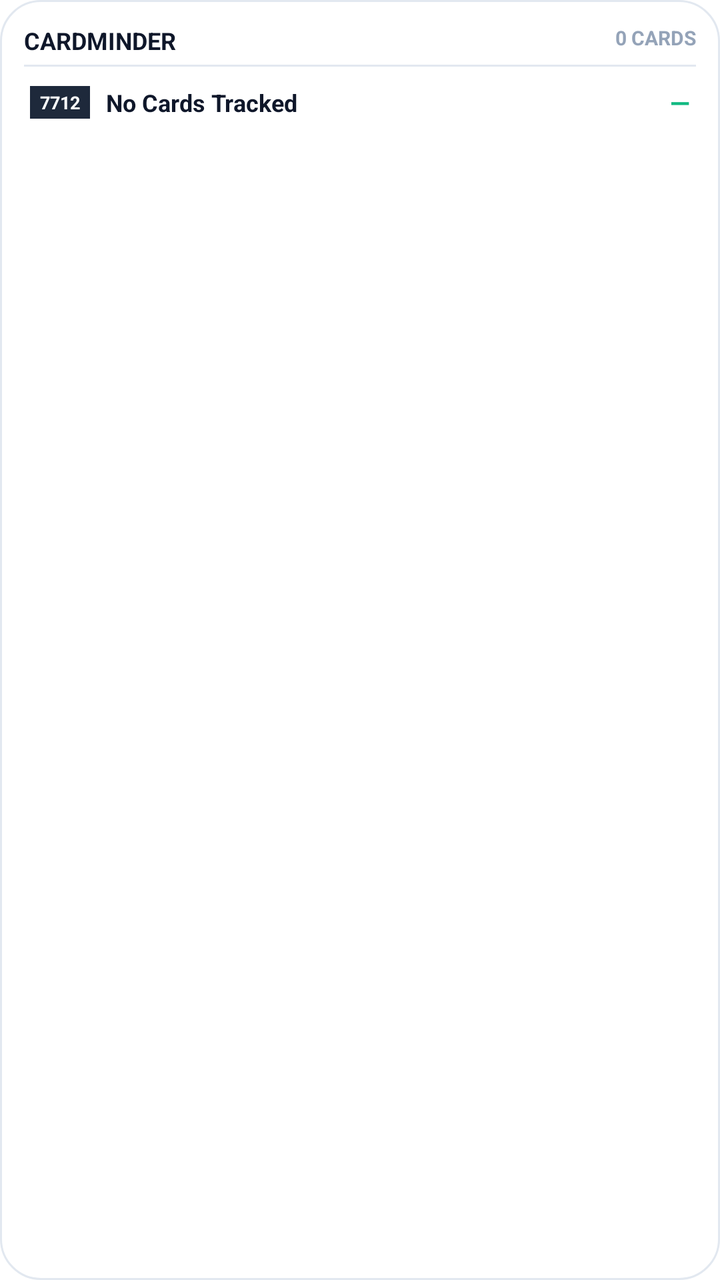
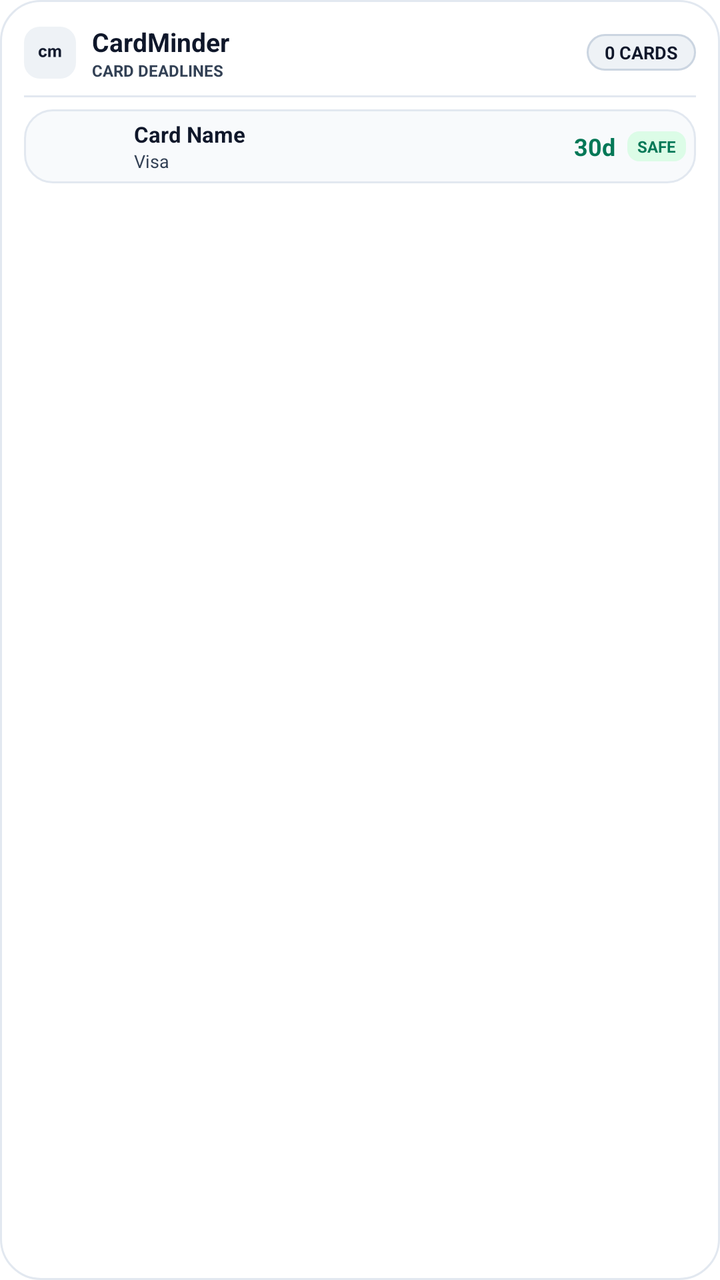

Two renders of the same Android screen: before a commit and after it. Below are the layout's source before the change and the commit's diff.
<!-- AndroidManifest.xml: fallback theme Theme.MaterialComponents.DayNight.NoActionBar -->
<!-- res/layout/card_minder_widget.xml -->
<?xml version="1.0" encoding="utf-8"?>
<LinearLayout xmlns:android="http://schemas.android.com/apk/res/android"
    android:id="@+id/widget_container"
    android:layout_width="match_parent"
    android:layout_height="match_parent"
    android:background="@drawable/widget_background"
    android:orientation="vertical"
    android:padding="12dp">

    
    <RelativeLayout
        android:layout_width="match_parent"
        android:layout_height="wrap_content">

        <TextView
            android:id="@+id/widget_title"
            android:layout_width="wrap_content"
            android:layout_height="wrap_content"
            android:layout_alignParentLeft="true"
            android:text="CARDMINDER"
            android:textColor="#0F172A"
            android:textSize="12sp"
            android:textStyle="bold" />

        <TextView
            android:id="@+id/widget_cards_count_label"
            android:layout_width="wrap_content"
            android:layout_height="wrap_content"
            android:layout_alignParentRight="true"
            android:text="0 CARDS"
            android:textColor="#94A3B8"
            android:textSize="10sp"
            android:textStyle="bold" />
    </RelativeLayout>

    <FrameLayout
        android:layout_width="match_parent"
        android:layout_height="1dp"
        android:layout_marginTop="4dp"
        android:layout_marginBottom="6dp"
        android:background="#E2E8F0" />

    
    <LinearLayout
        android:id="@+id/widget_cards_list_container"
        android:layout_width="match_parent"
        android:layout_height="match_parent"
        android:orientation="vertical">

        
        <LinearLayout
            android:id="@+id/widget_row_1"
            android:layout_width="match_parent"
            android:layout_height="wrap_content"
            android:layout_marginBottom="3dp"
            android:gravity="center_vertical"
            android:orientation="horizontal"
            android:padding="3dp">

            <TextView
                android:id="@+id/widget_digits_1"
                android:layout_width="wrap_content"
                android:layout_height="wrap_content"
                android:background="#1E293B"
                android:paddingLeft="5dp"
                android:paddingTop="2dp"
                android:paddingRight="5dp"
                android:paddingBottom="2dp"
                android:text="7712"
                android:textColor="#FFFFFF"
                android:textSize="9sp"
                android:textStyle="bold" />

            <TextView
                android:id="@+id/widget_name_1"
                android:layout_width="0dp"
                android:layout_height="wrap_content"
                android:layout_weight="1"
                android:ellipsize="end"
                android:maxLines="1"
                android:paddingLeft="8dp"
                android:text="No Cards Tracked"
                android:textColor="#0F172A"
                android:textSize="12sp"
                android:textStyle="bold" />

            <TextView
                android:id="@+id/widget_days_1"
                android:layout_width="wrap_content"
                android:layout_height="wrap_content"
                android:text="—"
                android:textColor="#10B981"
                android:textSize="13sp"
                android:textStyle="bold" />
        </LinearLayout>

        
        <LinearLayout
            android:id="@+id/widget_row_2"
            android:layout_width="match_parent"
            android:layout_height="wrap_content"
            android:layout_marginBottom="3dp"
            android:gravity="center_vertical"
            android:orientation="horizontal"
            android:padding="3dp"
            android:visibility="gone">

            <TextView
                android:id="@+id/widget_digits_2"
                android:layout_width="wrap_content"
                android:layout_height="wrap_content"
                android:background="#1E293B"
                android:paddingLeft="5dp"
                android:paddingTop="2dp"
                android:paddingRight="5dp"
                android:paddingBottom="2dp"
                android:text="4821"
                android:textColor="#FFFFFF"
                android:textSize="9sp"
                android:textStyle="bold" />

            <TextView
                android:id="@+id/widget_name_2"
                android:layout_width="0dp"
                android:layout_height="wrap_content"
                android:layout_weight="1"
                android:ellipsize="end"
                android:maxLines="1"
                android:paddingLeft="8dp"
                android:text=""
                android:textColor="#0F172A"
                android:textSize="12sp"
                android:textStyle="bold" />

            <TextView
                android:id="@+id/widget_days_2"
                android:layout_width="wrap_content"
                android:layout_height="wrap_content"
                android:text=""
                android:textColor="#EF4444"
                android:textSize="13sp"
                android:textStyle="bold" />
        </LinearLayout>

        
        <LinearLayout
            android:id="@+id/widget_row_3"
            android:layout_width="match_parent"
            android:layout_height="wrap_content"
            android:layout_marginBottom="3dp"
            android:gravity="center_vertical"
            android:orientation="horizontal"
            android:padding="3dp"
            android:visibility="gone">

            <TextView
                android:id="@+id/widget_digits_3"
                android:layout_width="wrap_content"
                android:layout_height="wrap_content"
                android:background="#1E293B"
                android:paddingLeft="5dp"
                android:paddingTop="2dp"
                android:paddingRight="5dp"
                android:paddingBottom="2dp"
                android:text="3306"
                android:textColor="#FFFFFF"
                android:textSize="9sp"
                android:textStyle="bold" />

            <TextView
                android:id="@+id/widget_name_3"
                android:layout_width="0dp"
                android:layout_height="wrap_content"
                android:layout_weight="1"
                android:ellipsize="end"
                android:maxLines="1"
                android:paddingLeft="8dp"
                android:text=""
                android:textColor="#0F172A"
                android:textSize="12sp"
                android:textStyle="bold" />

            <TextView
                android:id="@+id/widget_days_3"
                android:layout_width="wrap_content"
                android:layout_height="wrap_content"
                android:text=""
                android:textColor="#10B981"
                android:textSize="13sp"
                android:textStyle="bold" />
        </LinearLayout>

        
        <LinearLayout
            android:id="@+id/widget_row_4"
            android:layout_width="match_parent"
            android:layout_height="wrap_content"
            android:layout_marginBottom="3dp"
            android:gravity="center_vertical"
            android:orientation="horizontal"
            android:padding="3dp"
            android:visibility="gone">

            <TextView
                android:id="@+id/widget_digits_4"
                android:layout_width="wrap_content"
                android:layout_height="wrap_content"
                android:background="#1E293B"
                android:paddingLeft="5dp"
                android:paddingTop="2dp"
                android:paddingRight="5dp"
                android:paddingBottom="2dp"
                android:text="0000"
                android:textColor="#FFFFFF"
                android:textSize="9sp"
                android:textStyle="bold" />

            <TextView
                android:id="@+id/widget_name_4"
                android:layout_width="0dp"
                android:layout_height="wrap_content"
                android:layout_weight="1"
                android:ellipsize="end"
                android:maxLines="1"
                android:paddingLeft="8dp"
                android:text=""
                android:textColor="#0F172A"
                android:textSize="12sp"
                android:textStyle="bold" />

            <TextView
                android:id="@+id/widget_days_4"
                android:layout_width="wrap_content"
                android:layout_height="wrap_content"
                android:text=""
                android:textColor="#10B981"
                android:textSize="13sp"
                android:textStyle="bold" />
        </LinearLayout>

        
        <LinearLayout
            android:id="@+id/widget_row_5"
            android:layout_width="match_parent"
            android:layout_height="wrap_content"
            android:layout_marginBottom="3dp"
            android:gravity="center_vertical"
            android:orientation="horizontal"
            android:padding="3dp"
            android:visibility="gone">

            <TextView
                android:id="@+id/widget_digits_5"
                android:layout_width="wrap_content"
                android:layout_height="wrap_content"
                android:background="#1E293B"
                android:paddingLeft="5dp"
                android:paddingTop="2dp"
                android:paddingRight="5dp"
                android:paddingBottom="2dp"
                android:text="0000"
                android:textColor="#FFFFFF"
                android:textSize="9sp"
                android:textStyle="bold" />

            <TextView
                android:id="@+id/widget_name_5"
                android:layout_width="0dp"
                android:layout_height="wrap_content"
                android:layout_weight="1"
                android:ellipsize="end"
                android:maxLines="1"
                android:paddingLeft="8dp"
                android:text=""
                android:textColor="#0F172A"
                android:textSize="12sp"
                android:textStyle="bold" />

            <TextView
                android:id="@+id/widget_days_5"
                android:layout_width="wrap_content"
                android:layout_height="wrap_content"
                android:text=""
                android:textColor="#10B981"
                android:textSize="13sp"
                android:textStyle="bold" />
        </LinearLayout>
    </LinearLayout>
</LinearLayout>
<!-- resources referenced by this layout -->
<resources>
  <!-- drawable widget_background (drawable) -->
  <?xml version="1.0" encoding="utf-8"?>
  <shape xmlns:android="http://schemas.android.com/apk/res/android"
      android:shape="rectangle">
      <solid android:color="#FFFFFF" />
      <corners android:radius="20dp" />
      <stroke
          android:width="1dp"
          android:color="#E2E8F0" />
  </shape>
</resources>

<!-- the commit's change to res/layout/card_minder_widget.xml (unified diff, before → after) -->
@@ -9,36 +9,124 @@
 
     
     <RelativeLayout
+        android:id="@+id/widget_header"
         android:layout_width="match_parent"
-        android:layout_height="wrap_content">
-
-        <TextView
-            android:id="@+id/widget_title"
+        android:layout_height="wrap_content"
+        android:gravity="center_vertical">
+
+        
+        <LinearLayout
             android:layout_width="wrap_content"
             android:layout_height="wrap_content"
             android:layout_alignParentLeft="true"
-            android:text="CARDMINDER"
-            android:textColor="#0F172A"
-            android:textSize="12sp"
-            android:textStyle="bold" />
-
+            android:layout_centerVertical="true"
+            android:gravity="center_vertical"
+            android:orientation="horizontal">
+
+            <FrameLayout
+                android:id="@+id/widget_header_icon_container"
+                android:layout_width="26dp"
+                android:layout_height="26dp"
+                android:background="@drawable/widget_header_icon_bg">
+
+                <ImageView
+                    android:id="@+id/widget_header_icon"
+                    android:layout_width="16dp"
+                    android:layout_height="16dp"
+                    android:layout_gravity="center"
+                    android:src="@drawable/ic_notification"
+                    android:tint="@color/widget_icon_tint" />
+            </FrameLayout>
+
+            <LinearLayout
+                android:layout_width="wrap_content"
+                android:layout_height="wrap_content"
+                android:layout_marginLeft="8dp"
+                android:orientation="vertical">
+
+                <TextView
+                    android:id="@+id/widget_title"
+                    android:layout_width="wrap_content"
+                    android:layout_height="wrap_content"
+                    android:text="CardMinder"
+                    android:textColor="@color/widget_header_title"
+                    android:textSize="13sp"
+                    android:textStyle="bold" />
+
+                <TextView
+                    android:id="@+id/widget_tracker_tag"
+                    android:layout_width="wrap_content"
+                    android:layout_height="wrap_content"
+                    android:text="CARD DEADLINES"
+                    android:textColor="@color/widget_header_subtitle"
+                    android:textSize="8sp"
+                    android:textStyle="bold" />
+            </LinearLayout>
+        </LinearLayout>
+
+        
         <TextView
             android:id="@+id/widget_cards_count_label"
             android:layout_width="wrap_content"
             android:layout_height="wrap_content"
             android:layout_alignParentRight="true"
+            android:layout_centerVertical="true"
+            android:background="@drawable/widget_count_badge_bg"
+            android:paddingLeft="9dp"
+            android:paddingTop="3dp"
+            android:paddingRight="9dp"
+            android:paddingBottom="3dp"
             android:text="0 CARDS"
-            android:textColor="#94A3B8"
-            android:textSize="10sp"
+            android:textColor="@color/widget_badge_text"
+            android:textSize="9sp"
             android:textStyle="bold" />
     </RelativeLayout>
 
+    
     <FrameLayout
+        android:id="@+id/widget_divider"
         android:layout_width="match_parent"
         android:layout_height="1dp"
-        android:layout_marginTop="4dp"
+        android:layout_marginTop="7dp"
         android:layout_marginBottom="6dp"
-        android:background="#E2E8F0" />
+        android:background="@color/widget_divider" />
+
+    
+    <LinearLayout
+        android:id="@+id/widget_empty_container"
+        android:layout_width="match_parent"
+        android:layout_height="match_parent"
+        android:gravity="center"
+        android:orientation="vertical"
+        android:padding="8dp"
+        android:visibility="gone">
+
+        <ImageView
+            android:id="@+id/widget_empty_icon"
+            android:layout_width="32dp"
+            android:layout_height="32dp"
+            android:src="@drawable/ic_notification"
+            android:tint="@color/widget_icon_tint" />
+
+        <TextView
+            android:id="@+id/widget_empty_title"
+            android:layout_width="wrap_content"
+            android:layout_height="wrap_content"
+            android:layout_marginTop="6dp"
+            android:text="All cards are active"
+            android:textColor="@color/widget_text_primary"
+            android:textSize="12sp"
+            android:textStyle="bold" />
+
+        <TextView
+            android:id="@+id/widget_empty_subtitle"
+            android:layout_width="wrap_content"
+            android:layout_height="wrap_content"
+            android:layout_marginTop="2dp"
+            android:text="Tap to manage your cards"
+            android:textColor="@color/widget_empty_text"
+            android:textSize="10sp" />
+    </LinearLayout>
 
     
     <LinearLayout
@@ -52,46 +140,78 @@
             android:id="@+id/widget_row_1"
             android:layout_width="match_parent"
             android:layout_height="wrap_content"
-            android:layout_marginBottom="3dp"
+            android:layout_marginBottom="4dp"
+            android:background="@drawable/widget_card_item_bg"
             android:gravity="center_vertical"
             android:orientation="horizontal"
-            android:padding="3dp">
-
-            <TextView
-                android:id="@+id/widget_digits_1"
+            android:padding="5dp">
+
+            <ImageView
+                android:id="@+id/widget_card_image_1"
+                android:layout_width="42dp"
+                android:layout_height="26dp"
+                android:scaleType="fitCenter" />
+
+            <LinearLayout
+                android:layout_width="0dp"
+                android:layout_height="wrap_content"
+                android:layout_weight="1"
+                android:orientation="vertical"
+                android:paddingLeft="8dp"
+                android:paddingRight="6dp">
+
+                <TextView
+                    android:id="@+id/widget_name_1"
+                    android:layout_width="match_parent"
+                    android:layout_height="wrap_content"
+                    android:ellipsize="end"
+                    android:maxLines="1"
+                    android:text="Card Name"
+                    android:textColor="@color/widget_text_primary"
+                    android:textSize="11sp"
+                    android:textStyle="bold" />
+
+                <TextView
+                    android:id="@+id/widget_subtitle_1"
+                    android:layout_width="match_parent"
+                    android:layout_height="wrap_content"
+                    android:ellipsize="end"
+                    android:maxLines="1"
+                    android:text="Visa"
+                    android:textColor="@color/widget_text_secondary"
+                    android:textSize="9sp" />
+            </LinearLayout>
+
+            <LinearLayout
                 android:layout_width="wrap_content"
                 android:layout_height="wrap_content"
-                android:background="#1E293B"
-                android:paddingLeft="5dp"
-                android:paddingTop="2dp"
-                android:paddingRight="5dp"
-                android:paddingBottom="2dp"
-                android:text="7712"
-                android:textColor="#FFFFFF"
-                android:textSize="9sp"
-                android:textStyle="bold" />
-
-            <TextView
-                android:id="@+id/widget_name_1"
-                android:layout_width="0dp"
-                android:layout_height="wrap_content"
-                android:layout_weight="1"
-                android:ellipsize="end"
-                android:maxLines="1"
-                android:paddingLeft="8dp"
-                android:text="No Cards Tracked"
-                android:textColor="#0F172A"
-                android:textSize="12sp"
-                android:textStyle="bold" />
-
-            <TextView
-                android:id="@+id/widget_days_1"
-                android:layout_width="wrap_content"
-                android:layout_height="wrap_content"
-                android:text="—"
-                android:textColor="#10B981"
-                android:textSize="13sp"
-                android:textStyle="bold" />
+                android:gravity="center_vertical|right"
+                android:orientation="horizontal">
+
+                <TextView
+                    android:id="@+id/widget_days_1"
+                    android:layout_width="wrap_content"
+                    android:layout_height="wrap_content"
+                    android:layout_marginRight="6dp"
+                    android:text="30d"
+                    android:textColor="@color/widget_status_safe_text"
+                    android:textSize="12sp"
+                    android:textStyle="bold" />
+
+                <TextView
+                    android:id="@+id/widget_status_1"
+                    android:layout_width="wrap_content"
+                    android:layout_height="wrap_content"
+                    android:background="@drawable/widget_badge_safe"
+                    android:paddingLeft="5dp"
+                    android:paddingTop="2dp"
+                    android:paddingRight="5dp"
+                    android:paddingBottom="2dp"
+                    android:text="SAFE"
+                    android:textColor="@color/widget_status_safe_text"
+                    android:textSize="8sp"
+                    android:textStyle="bold" />
+            </LinearLayout>
         </LinearLayout>
 
         
@@ -99,47 +219,79 @@
             android:id="@+id/widget_row_2"
             android:layout_width="match_parent"
             android:layout_height="wrap_content"
-            android:layout_marginBottom="3dp"
+            android:layout_marginBottom="4dp"
+            android:background="@drawable/widget_card_item_bg"
             android:gravity="center_vertical"
             android:orientation="horizontal"
-            android:padding="3dp"
+            android:padding="5dp"
             android:visibility="gone">
 
-            <TextView
-                android:id="@+id/widget_digits_2"
+            <ImageView
+                android:id="@+id/widget_card_image_2"
+                android:layout_width="42dp"
+                android:layout_height="26dp"
+                android:scaleType="fitCenter" />
+
+            <LinearLayout
+                android:layout_width="0dp"
+                android:layout_height="wrap_content"
+                android:layout_weight="1"
+                android:orientation="vertical"
+                android:paddingLeft="8dp"
+                android:paddingRight="6dp">
+
+                <TextView
+                    android:id="@+id/widget_name_2"
+                    android:layout_width="match_parent"
+                    android:layout_height="wrap_content"
+                    android:ellipsize="end"
+                    android:maxLines="1"
+                    android:text=""
+                    android:textColor="@color/widget_text_primary"
+                    android:textSize="11sp"
+                    android:textStyle="bold" />
+
+                <TextView
+                    android:id="@+id/widget_subtitle_2"
+                    android:layout_width="match_parent"
+                    android:layout_height="wrap_content"
+                    android:ellipsize="end"
+                    android:maxLines="1"
+                    android:text=""
+                    android:textColor="@color/widget_text_secondary"
+                    android:textSize="9sp" />
+            </LinearLayout>
+
+            <LinearLayout
                 android:layout_width="wrap_content"
                 android:layout_height="wrap_content"
-                android:background="#1E293B"
-                android:paddingLeft="5dp"
-                android:paddingTop="2dp"
-                android:paddingRight="5dp"
-                android:paddingBottom="2dp"
-                android:text="4821"
-                android:textColor="#FFFFFF"
-                android:textSize="9sp"
-                android:textStyle="bold" />
-
-            <TextView
-                android:id="@+id/widget_name_2"
-                android:layout_width="0dp"
-                android:layout_height="wrap_content"
-                android:layout_weight="1"
-                android:ellipsize="end"
-                android:maxLines="1"
-                android:paddingLeft="8dp"
-                android:text=""
-                android:textColor="#0F172A"
-                android:textSize="12sp"
-                android:textStyle="bold" />
-
-            <TextView
-                android:id="@+id/widget_days_2"
-                android:layout_width="wrap_content"
-                android:layout_height="wrap_content"
-                android:text=""
-                android:textColor="#EF4444"
-                android:textSize="13sp"
-                android:textStyle="bold" />
+                android:gravity="center_vertical|right"
+                android:orientation="horizontal">
+
+                <TextView
+                    android:id="@+id/widget_days_2"
+                    android:layout_width="wrap_content"
+                    android:layout_height="wrap_content"
+                    android:layout_marginRight="6dp"
+                    android:text=""
+                    android:textColor="@color/widget_status_safe_text"
+                    android:textSize="12sp"
+                    android:textStyle="bold" />
+
+                <TextView
+                    android:id="@+id/widget_status_2"
+                    android:layout_width="wrap_content"
+                    android:layout_height="wrap_content"
+                    android:background="@drawable/widget_badge_safe"
+                    android:paddingLeft="5dp"
+                    android:paddingTop="2dp"
+                    android:paddingRight="5dp"
+                    android:paddingBottom="2dp"
+                    android:text="SAFE"
+                    android:textColor="@color/widget_status_safe_text"
+                    android:textSize="8sp"
+                    android:textStyle="bold" />
+            </LinearLayout>
         </LinearLayout>
 
         
@@ -147,47 +299,79 @@
             android:id="@+id/widget_row_3"
             android:layout_width="match_parent"
             android:layout_height="wrap_content"
-            android:layout_marginBottom="3dp"
+            android:layout_marginBottom="4dp"
+            android:background="@drawable/widget_card_item_bg"
             android:gravity="center_vertical"
             android:orientation="horizontal"
-            android:padding="3dp"
+            android:padding="5dp"
             android:visibility="gone">
 
-            <TextView
-                android:id="@+id/widget_digits_3"
+            <ImageView
+                android:id="@+id/widget_card_image_3"
+                android:layout_width="42dp"
+                android:layout_height="26dp"
+                android:scaleType="fitCenter" />
+
+            <LinearLayout
+                android:layout_width="0dp"
+                android:layout_height="wrap_content"
+                android:layout_weight="1"
+                android:orientation="vertical"
+                android:paddingLeft="8dp"
+                android:paddingRight="6dp">
+
+                <TextView
+                    android:id="@+id/widget_name_3"
+                    android:layout_width="match_parent"
+                    android:layout_height="wrap_content"
+                    android:ellipsize="end"
+                    android:maxLines="1"
+                    android:text=""
+                    android:textColor="@color/widget_text_primary"
+                    android:textSize="11sp"
+                    android:textStyle="bold" />
+
+                <TextView
+                    android:id="@+id/widget_subtitle_3"
+                    android:layout_width="match_parent"
+                    android:layout_height="wrap_content"
+                    android:ellipsize="end"
+                    android:maxLines="1"
+                    android:text=""
+                    android:textColor="@color/widget_text_secondary"
+                    android:textSize="9sp" />
+            </LinearLayout>
+
+            <LinearLayout
                 android:layout_width="wrap_content"
                 android:layout_height="wrap_content"
-                android:background="#1E293B"
-                android:paddingLeft="5dp"
-                android:paddingTop="2dp"
-                android:paddingRight="5dp"
-                android:paddingBottom="2dp"
-                android:text="3306"
-                android:textColor="#FFFFFF"
-                android:textSize="9sp"
-                android:textStyle="bold" />
-
-            <TextView
-                android:id="@+id/widget_name_3"
-                android:layout_width="0dp"
-                android:layout_height="wrap_content"
-                android:layout_weight="1"
-                android:ellipsize="end"
-                android:maxLines="1"
-                android:paddingLeft="8dp"
-                android:text=""
-                android:textColor="#0F172A"
-                android:textSize="12sp"
-                android:textStyle="bold" />
-
-            <TextView
-                android:id="@+id/widget_days_3"
-                android:layout_width="wrap_content"
-                android:layout_height="wrap_content"
-                android:text=""
-                android:textColor="#10B981"
-                android:textSize="13sp"
-                android:textStyle="bold" />
+                android:gravity="center_vertical|right"
+                android:orientation="horizontal">
+
+                <TextView
+                    android:id="@+id/widget_days_3"
+                    android:layout_width="wrap_content"
+                    android:layout_height="wrap_content"
+                    android:layout_marginRight="6dp"
+                    android:text=""
+                    android:textColor="@color/widget_status_safe_text"
+                    android:textSize="12sp"
+                    android:textStyle="bold" />
+
+                <TextView
+                    android:id="@+id/widget_status_3"
+                    android:layout_width="wrap_content"
+                    android:layout_height="wrap_content"
+                    android:background="@drawable/widget_badge_safe"
+                    android:paddingLeft="5dp"
+                    android:paddingTop="2dp"
+                    android:paddingRight="5dp"
+                    android:paddingBottom="2dp"
+                    android:text="SAFE"
+                    android:textColor="@color/widget_status_safe_text"
+                    android:textSize="8sp"
+                    android:textStyle="bold" />
+            </LinearLayout>
         </LinearLayout>
 
         
@@ -195,47 +379,79 @@
             android:id="@+id/widget_row_4"
             android:layout_width="match_parent"
             android:layout_height="wrap_content"
-            android:layout_marginBottom="3dp"
+            android:layout_marginBottom="4dp"
+            android:background="@drawable/widget_card_item_bg"
             android:gravity="center_vertical"
             android:orientation="horizontal"
-            android:padding="3dp"
+            android:padding="5dp"
             android:visibility="gone">
 
-            <TextView
-                android:id="@+id/widget_digits_4"
+            <ImageView
+                android:id="@+id/widget_card_image_4"
+                android:layout_width="42dp"
+                android:layout_height="26dp"
+                android:scaleType="fitCenter" />
+
+            <LinearLayout
+                android:layout_width="0dp"
+                android:layout_height="wrap_content"
+                android:layout_weight="1"
+                android:orientation="vertical"
+                android:paddingLeft="8dp"
+                android:paddingRight="6dp">
+
+                <TextView
+                    android:id="@+id/widget_name_4"
+                    android:layout_width="match_parent"
+                    android:layout_height="wrap_content"
+                    android:ellipsize="end"
+                    android:maxLines="1"
+                    android:text=""
+                    android:textColor="@color/widget_text_primary"
+                    android:textSize="11sp"
+                    android:textStyle="bold" />
+
+                <TextView
+                    android:id="@+id/widget_subtitle_4"
+                    android:layout_width="match_parent"
+                    android:layout_height="wrap_content"
+                    android:ellipsize="end"
+                    android:maxLines="1"
+                    android:text=""
+                    android:textColor="@color/widget_text_secondary"
+                    android:textSize="9sp" />
+            </LinearLayout>
+
+            <LinearLayout
                 android:layout_width="wrap_content"
                 android:layout_height="wrap_content"
-                android:background="#1E293B"
-                android:paddingLeft="5dp"
-                android:paddingTop="2dp"
-                android:paddingRight="5dp"
-                android:paddingBottom="2dp"
-                android:text="0000"
-                android:textColor="#FFFFFF"
-                android:textSize="9sp"
-                android:textStyle="bold" />
-
-            <TextView
-                android:id="@+id/widget_name_4"
-                android:layout_width="0dp"
-                android:layout_height="wrap_content"
-                android:layout_weight="1"
-                android:ellipsize="end"
-                android:maxLines="1"
-                android:paddingLeft="8dp"
-                android:text=""
-                android:textColor="#0F172A"
-                android:textSize="12sp"
-                android:textStyle="bold" />
-
-            <TextView
-                android:id="@+id/widget_days_4"
-                android:layout_width="wrap_content"
-                android:layout_height="wrap_content"
-                android:text=""
-                android:textColor="#10B981"
-                android:textSize="13sp"
-                android:textStyle="bold" />
+                android:gravity="center_vertical|right"
+                android:orientation="horizontal">
+
+                <TextView
+                    android:id="@+id/widget_days_4"
+                    android:layout_width="wrap_content"
+                    android:layout_height="wrap_content"
+                    android:layout_marginRight="6dp"
+                    android:text=""
+                    android:textColor="@color/widget_status_safe_text"
+                    android:textSize="12sp"
+                    android:textStyle="bold" />
+
+                <TextView
+                    android:id="@+id/widget_status_4"
+                    android:layout_width="wrap_content"
+                    android:layout_height="wrap_content"
+                    android:background="@drawable/widget_badge_safe"
+                    android:paddingLeft="5dp"
+                    android:paddingTop="2dp"
+                    android:paddingRight="5dp"
+                    android:paddingBottom="2dp"
+                    android:text="SAFE"
+                    android:textColor="@color/widget_status_safe_text"
+                    android:textSize="8sp"
+                    android:textStyle="bold" />
+            </LinearLayout>
         </LinearLayout>
 
         
@@ -243,47 +459,79 @@
             android:id="@+id/widget_row_5"
             android:layout_width="match_parent"
             android:layout_height="wrap_content"
-            android:layout_marginBottom="3dp"
+            android:layout_marginBottom="4dp"
+            android:background="@drawable/widget_card_item_bg"
             android:gravity="center_vertical"
             android:orientation="horizontal"
-            android:padding="3dp"
+            android:padding="5dp"
             android:visibility="gone">
 
-            <TextView
-                android:id="@+id/widget_digits_5"
+            <ImageView
+                android:id="@+id/widget_card_image_5"
+                android:layout_width="42dp"
+                android:layout_height="26dp"
+                android:scaleType="fitCenter" />
+
+            <LinearLayout
+                android:layout_width="0dp"
+                android:layout_height="wrap_content"
+                android:layout_weight="1"
+                android:orientation="vertical"
+                android:paddingLeft="8dp"
+                android:paddingRight="6dp">
+
+                <TextView
+                    android:id="@+id/widget_name_5"
+                    android:layout_width="match_parent"
+                    android:layout_height="wrap_content"
+                    android:ellipsize="end"
+                    android:maxLines="1"
+                    android:text=""
+                    android:textColor="@color/widget_text_primary"
+                    android:textSize="11sp"
+                    android:textStyle="bold" />
+
+                <TextView
+                    android:id="@+id/widget_subtitle_5"
+                    android:layout_width="match_parent"
+                    android:layout_height="wrap_content"
+                    android:ellipsize="end"
+                    android:maxLines="1"
+                    android:text=""
+                    android:textColor="@color/widget_text_secondary"
+                    android:textSize="9sp" />
+            </LinearLayout>
+
+            <LinearLayout
                 android:layout_width="wrap_content"
                 android:layout_height="wrap_content"
-                android:background="#1E293B"
-                android:paddingLeft="5dp"
-                android:paddingTop="2dp"
-                android:paddingRight="5dp"
-                android:paddingBottom="2dp"
-                android:text="0000"
-                android:textColor="#FFFFFF"
-                android:textSize="9sp"
-                android:textStyle="bold" />
-
-            <TextView
-                android:id="@+id/widget_name_5"
-                android:layout_width="0dp"
-                android:layout_height="wrap_content"
-                android:layout_weight="1"
-                android:ellipsize="end"
-                android:maxLines="1"
-                android:paddingLeft="8dp"
-                android:text=""
-                android:textColor="#0F172A"
-                android:textSize="12sp"
-                android:textStyle="bold" />
-
-            <TextView
-                android:id="@+id/widget_days_5"
-                android:layout_width="wrap_content"
-                android:layout_height="wrap_content"
-                android:text=""
-                android:textColor="#10B981"
-                android:textSize="13sp"
-                android:textStyle="bold" />
+                android:gravity="center_vertical|right"
+                android:orientation="horizontal">
+
+                <TextView
+                    android:id="@+id/widget_days_5"
+                    android:layout_width="wrap_content"
+                    android:layout_height="wrap_content"
+                    android:layout_marginRight="6dp"
+                    android:text=""
+                    android:textColor="@color/widget_status_safe_text"
+                    android:textSize="12sp"
+                    android:textStyle="bold" />
+
+                <TextView
+                    android:id="@+id/widget_status_5"
+                    android:layout_width="wrap_content"
+                    android:layout_height="wrap_content"
+                    android:background="@drawable/widget_badge_safe"
+                    android:paddingLeft="5dp"
+                    android:paddingTop="2dp"
+                    android:paddingRight="5dp"
+                    android:paddingBottom="2dp"
+                    android:text="SAFE"
+                    android:textColor="@color/widget_status_safe_text"
+                    android:textSize="8sp"
+                    android:textStyle="bold" />
+            </LinearLayout>
         </LinearLayout>
     </LinearLayout>
 </LinearLayout>
<!-- resource entries referenced after the edit -->
@@ -1,5 +1,15 @@
 <!-- resources referenced by this layout -->
 <resources>
+  <color name="widget_badge_text">#0F172A</color>
+  <color name="widget_divider">#E2E8F0</color>
+  <color name="widget_empty_text">#334155</color>
+  <color name="widget_header_subtitle">#334155</color>
+  <color name="widget_header_title">#0F172A</color>
+  <color name="widget_icon_tint">#0F172A</color>
+  <color name="widget_status_safe_text">#047857</color>
+  <color name="widget_text_primary">#0F172A</color>
+  <color name="widget_text_secondary">#334155</color>
+  <!-- drawable ic_notification: png bitmap (drawable, 1871 bytes) -->
   <!-- drawable widget_background (drawable) -->
   <?xml version="1.0" encoding="utf-8"?>
   <shape xmlns:android="http://schemas.android.com/apk/res/android"
@@ -10,5 +20,45 @@
           android:width="1dp"
           android:color="#E2E8F0" />
   </shape>
+  <!-- drawable widget_badge_safe (drawable) -->
+  <?xml version="1.0" encoding="utf-8"?>
+  <shape xmlns:android="http://schemas.android.com/apk/res/android"
+      android:shape="rectangle">
+      <solid android:color="@color/widget_status_safe_bg" />
+      <corners android:radius="6dp" />
+  </shape>
+  <!-- drawable widget_card_item_bg (drawable) -->
+  <?xml version="1.0" encoding="utf-8"?>
+  <shape xmlns:android="http://schemas.android.com/apk/res/android"
+      android:shape="rectangle">
+      <solid android:color="@color/widget_card_item_bg" />
+      <corners android:radius="14dp" />
+      <stroke
+          android:width="1dp"
+          android:color="@color/widget_card_item_border" />
+  </shape>
+  <!-- drawable widget_count_badge_bg (drawable) -->
+  <?xml version="1.0" encoding="utf-8"?>
+  <shape xmlns:android="http://schemas.android.com/apk/res/android"
+      android:shape="rectangle">
+      <solid android:color="@color/widget_badge_bg" />
+      <corners android:radius="12dp" />
+      <stroke
+          android:width="1dp"
+          android:color="@color/widget_badge_border" />
+  </shape>
+  <!-- drawable widget_header_icon_bg (drawable) -->
+  <?xml version="1.0" encoding="utf-8"?>
+  <shape xmlns:android="http://schemas.android.com/apk/res/android"
+      android:shape="rectangle">
+      <solid android:color="@color/widget_header_icon_bg" />
+      <corners android:radius="8dp" />
+  </shape>
+  <color name="widget_status_safe_bg">#DCFCE7</color>
+  <color name="widget_card_item_bg">#F8FAFC</color>
+  <color name="widget_card_item_border">#E2E8F0</color>
+  <color name="widget_badge_bg">#EEF2F6</color>
+  <color name="widget_badge_border">#CBD5E1</color>
+  <color name="widget_header_icon_bg">#EEF2F6</color>
 </resources>
 
